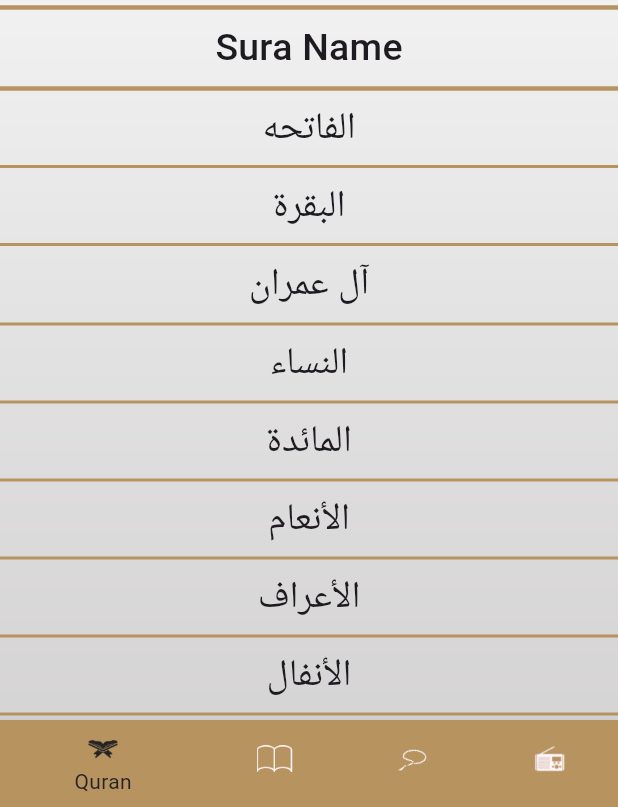
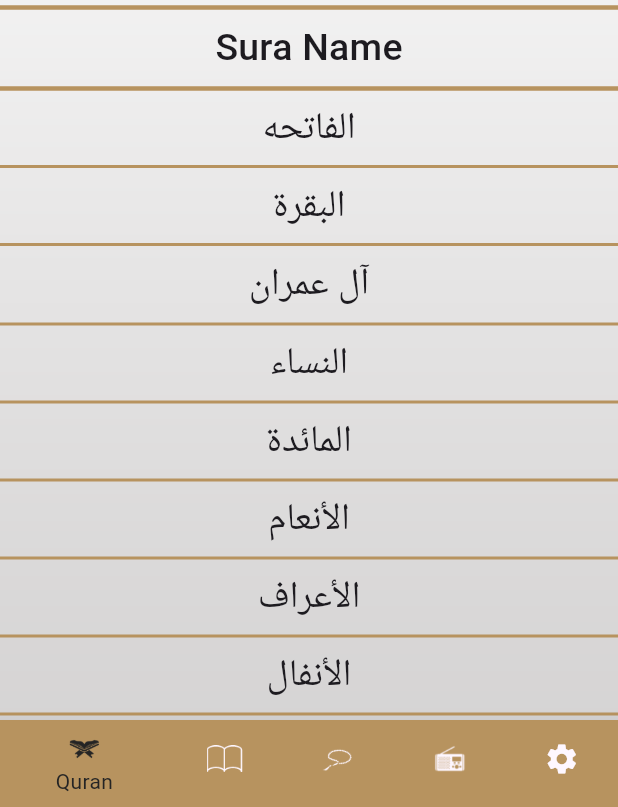
Before and after one commit to Amira-ElSafty/islami_app_c10_online, a Flutter app: the screen it shows after launch, on a phone screen of 412 x 824 dp, the part 429-1236 px from its top. Run offline on Flutter 3.47's test engine with Material 3 defaults, Android fonts, the phone set to English and light mode, and no system bars; generated files the repository leaves out were written again.

Commit message:
finished settings tab. added localization and themeing.

```diff
--- /dev/null
+++ b/l10n.yaml
@@ -0,0 +1,3 @@
+arb-dir: lib/l10n
+template-arb-file: app_en.arb
+output-localization-file: app_localizations.dart
--- a/lib/home/home_screen.dart
+++ b/lib/home/home_screen.dart
@@ -3,7 +3,10 @@ import 'package:flutter_app_islami_c10_online/home/hadeth/hadeth_tab.dart';
 import 'package:flutter_app_islami_c10_online/home/quran/quran_tab.dart';
 import 'package:flutter_app_islami_c10_online/home/radio/radio_tab.dart';
 import 'package:flutter_app_islami_c10_online/home/sebha/sebha_tab.dart';
-import 'package:flutter_app_islami_c10_online/my_theme.dart';
+import 'package:flutter_app_islami_c10_online/home/settings/settings_tab.dart';
+import 'package:flutter_app_islami_c10_online/providers/app_config_provider.dart';
+import 'package:flutter_gen/gen_l10n/app_localizations.dart';
+import 'package:provider/provider.dart';
 
 class HomeScreen extends StatefulWidget {
   static const String routeName = 'home-screen';
@@ -17,23 +20,32 @@ class _HomeScreenState extends State<HomeScreen> {
 
   @override
   Widget build(BuildContext context) {
+    var provider = Provider.of<AppConfigProvider>(context);
     return Stack(
       children: [
-        Image.asset(
-          'assets/images/main_background.png',
-          width: double.infinity,
-          height: double.infinity,
-          fit: BoxFit.fill,
-        ),
+        provider.isDarkMode()
+            ? Image.asset(
+                'assets/images/main_background_dark.png',
+                width: double.infinity,
+                height: double.infinity,
+                fit: BoxFit.fill,
+              )
+            : Image.asset(
+                'assets/images/main_background.png',
+                width: double.infinity,
+                height: double.infinity,
+                fit: BoxFit.fill,
+              ),
         Scaffold(
           appBar: AppBar(
             title: Text(
-              'Islami',
+              AppLocalizations.of(context)!.app_title,
               style: Theme.of(context).textTheme.titleLarge,
             ),
           ),
           bottomNavigationBar: Theme(
-            data: Theme.of(context).copyWith(canvasColor: MyTheme.primaryLight),
+            data: Theme.of(context)
+                .copyWith(canvasColor: Theme.of(context).primaryColor),
             child: BottomNavigationBar(
               currentIndex: selectedIndex,
               onTap: (index) {
@@ -43,17 +55,20 @@ class _HomeScreenState extends State<HomeScreen> {
               items: [
                 BottomNavigationBarItem(
                     icon: ImageIcon(AssetImage('assets/images/icon_quran.png')),
-                    label: 'Quran'),
+                    label: AppLocalizations.of(context)!.quran),
                 BottomNavigationBarItem(
                     icon:
                         ImageIcon(AssetImage('assets/images/icon_hadeth.png')),
-                    label: 'Hadeth'),
+                    label: AppLocalizations.of(context)!.hadeth),
                 BottomNavigationBarItem(
                     icon: ImageIcon(AssetImage('assets/images/icon_sebha.png')),
-                    label: 'Sebha'),
+                    label: AppLocalizations.of(context)!.sebha),
                 BottomNavigationBarItem(
                     icon: ImageIcon(AssetImage('assets/images/icon_radio.png')),
-                    label: 'Radio'),
+                    label: AppLocalizations.of(context)!.radio),
+                BottomNavigationBarItem(
+                    icon: Icon(Icons.settings),
+                    label: AppLocalizations.of(context)!.settings),
               ],
             ),
           ),
@@ -63,5 +78,11 @@ class _HomeScreenState extends State<HomeScreen> {
     );
   }
 
-  List<Widget> tabs = [QuranTab(), HadethTab(), SebhaTab(), RadioTab()];
+  List<Widget> tabs = [
+    QuranTab(),
+    HadethTab(),
+    SebhaTab(),
+    RadioTab(),
+    SettingsTab()
+  ];
 }
--- a/lib/home/quran/quran_tab.dart
+++ b/lib/home/quran/quran_tab.dart
@@ -1,6 +1,9 @@
 import 'package:flutter/material.dart';
 import 'package:flutter_app_islami_c10_online/home/quran/item_sura_name.dart';
 import 'package:flutter_app_islami_c10_online/my_theme.dart';
+import 'package:flutter_app_islami_c10_online/providers/app_config_provider.dart';
+import 'package:flutter_gen/gen_l10n/app_localizations.dart';
+import 'package:provider/provider.dart';
 
 class QuranTab extends StatelessWidget {
   List<String> suraNames = [
@@ -122,26 +125,33 @@ class QuranTab extends StatelessWidget {
 
   @override
   Widget build(BuildContext context) {
+    var provider = Provider.of<AppConfigProvider>(context);
     return Column(
       children: [
         Center(child: Image.asset('assets/images/quran_logo.png')),
         Divider(
-          color: MyTheme.primaryLight,
+          color: provider.isDarkMode()
+              ? MyTheme.yellowColor
+              : MyTheme.primaryLight,
           thickness: 3,
         ),
         Text(
-          'Sura Name',
+          AppLocalizations.of(context)!.sura_name,
           style: Theme.of(context).textTheme.titleMedium,
         ),
         Divider(
-          color: MyTheme.primaryLight,
+          color: provider.isDarkMode()
+              ? MyTheme.yellowColor
+              : MyTheme.primaryLight,
           thickness: 3,
         ),
         Expanded(
           child: ListView.separated(
             separatorBuilder: (context, index) {
               return Divider(
-                color: MyTheme.primaryLight,
+                color: provider.isDarkMode()
+                    ? MyTheme.yellowColor
+                    : MyTheme.primaryLight,
                 thickness: 2,
               );
             },
--- a/lib/main.dart
+++ b/lib/main.dart
@@ -3,14 +3,19 @@ import 'package:flutter_app_islami_c10_online/home/hadeth/hadeth_details_screen.
 import 'package:flutter_app_islami_c10_online/home/home_screen.dart';
 import 'package:flutter_app_islami_c10_online/home/quran/sura_details_screen.dart';
 import 'package:flutter_app_islami_c10_online/my_theme.dart';
+import 'package:flutter_app_islami_c10_online/providers/app_config_provider.dart';
+import 'package:flutter_gen/gen_l10n/app_localizations.dart';
+import 'package:provider/provider.dart';
 
 void main() {
-  runApp(MyApp());
+  runApp(ChangeNotifierProvider(
+      create: (context) => AppConfigProvider(), child: MyApp()));
 }
 
 class MyApp extends StatelessWidget {
   @override
   Widget build(BuildContext context) {
+    var provider = Provider.of<AppConfigProvider>(context);
     return MaterialApp(
       debugShowCheckedModeBanner: false,
       initialRoute: HomeScreen.routeName,
@@ -20,6 +25,11 @@ class MyApp extends StatelessWidget {
         HadethDetailsScreen.routeName: (context) => HadethDetailsScreen(),
       },
       theme: MyTheme.lightMode,
+      themeMode: provider.appTheme,
+      darkTheme: MyTheme.darkMode,
+      locale: Locale(provider.appLanguage),
+      localizationsDelegates: AppLocalizations.localizationsDelegates,
+      supportedLocales: AppLocalizations.supportedLocales,
     );
   }
 }
--- a/lib/my_theme.dart
+++ b/lib/my_theme.dart
@@ -5,6 +5,9 @@ class MyTheme {
   static Color blackColor = Color(0xff242424);
   static Color primaryLight = Color(0xffB7935F);
   static Color whiteColor = Color(0xffffffff);
+  static Color yellowColor = Color(0xffFACC1D);
+  static Color primaryDark = Color(0xff141A2E);
+
   static ThemeData lightMode = ThemeData(
     primaryColor: primaryLight,
     scaffoldBackgroundColor: Colors.transparent,
@@ -23,4 +26,26 @@ class MyTheme {
       titleSmall: TextStyle(fontSize: 25, fontWeight: FontWeight.w400),
     ),
   );
+
+  static ThemeData darkMode = ThemeData(
+    primaryColor: primaryDark,
+    scaffoldBackgroundColor: Colors.transparent,
+    appBarTheme: AppBarTheme(
+        backgroundColor: Colors.transparent,
+        elevation: 0,
+        centerTitle: true,
+        iconTheme: IconThemeData(color: whiteColor)),
+    bottomNavigationBarTheme: BottomNavigationBarThemeData(
+      // backgroundColor: primaryLight,
+      selectedItemColor: yellowColor,
+    ),
+    textTheme: TextTheme(
+      titleLarge: TextStyle(
+          fontSize: 30, fontWeight: FontWeight.bold, color: whiteColor),
+      titleMedium: TextStyle(
+          fontSize: 25, fontWeight: FontWeight.w500, color: whiteColor),
+      titleSmall: TextStyle(
+          fontSize: 25, fontWeight: FontWeight.w400, color: whiteColor),
+    ),
+  );
 }
--- /dev/null
+++ b/lib/providers/app_config_provider.dart
@@ -0,0 +1,27 @@
+import 'package:flutter/material.dart';
+
+class AppConfigProvider extends ChangeNotifier {
+  // data
+  String appLanguage = 'en';
+  ThemeMode appTheme = ThemeMode.light;
+
+  void changeLanguage(String newLanguage) {
+    if (appLanguage == newLanguage) {
+      return;
+    }
+    appLanguage = newLanguage;
+    notifyListeners();
+  }
+
+  void changeTheme(ThemeMode newMode) {
+    if (appTheme == newMode) {
+      return;
+    }
+    appTheme = newMode;
+    notifyListeners();
+  }
+
+  bool isDarkMode() {
+    return appTheme == ThemeMode.dark;
+  }
+}
--- a/pubspec.yaml
+++ b/pubspec.yaml
@@ -30,6 +30,10 @@ environment:
 dependencies:
   flutter:
     sdk: flutter
+  flutter_localizations:
+    sdk: flutter
+  intl: any
+  provider: ^6.1.1
 
 
   # The following adds the Cupertino Icons font to your application.
@@ -52,6 +56,7 @@ dev_dependencies:
 
 # The following section is specific to Flutter packages.
 flutter:
+  generate: true
 
   # The following line ensures that the Material Icons font is
   # included with your application, so that you can use the icons in
```
Also changed, not shown: lib/home/hadeth/hadeth_details_screen.dart (+19 -9 lines), lib/home/hadeth/hadeth_tab.dart (+14 -4 lines), lib/home/quran/sura_details_screen.dart (+22 -8 lines), lib/home/settings/language_bottom_sheet.dart (added, +69 -0 lines), lib/home/settings/settings_tab.dart (added, +106 -0 lines), lib/home/settings/theme_bottom_sheet.dart (added, +74 -0 lines), lib/l10n/app_ar.arb (added, +16 -0 lines), lib/l10n/app_en.arb (added, +16 -0 lines), assets/images/2.0x/main_background_dark@2x.png (added), assets/images/3.0x/main_background_dark@3x.png (added), assets/images/main_background_dark.png (added), pubspec.lock.
